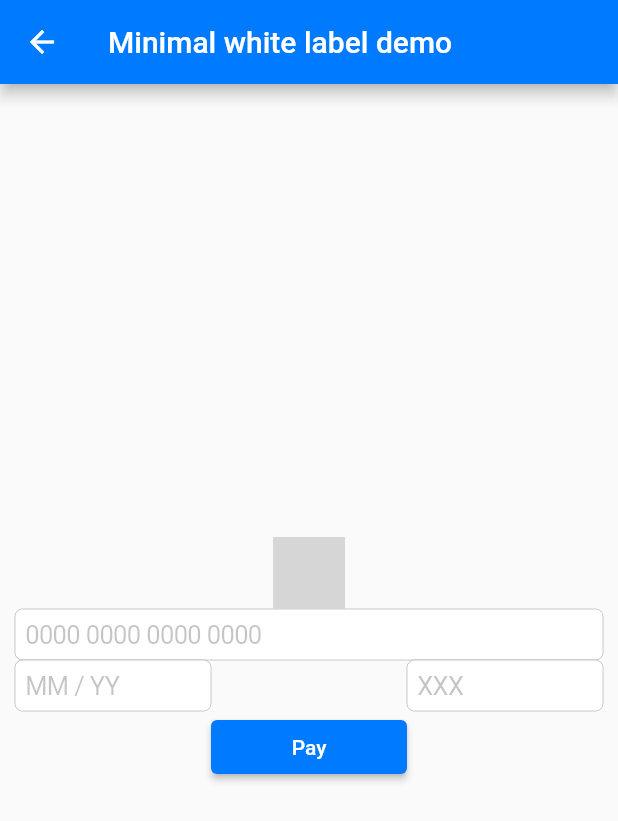
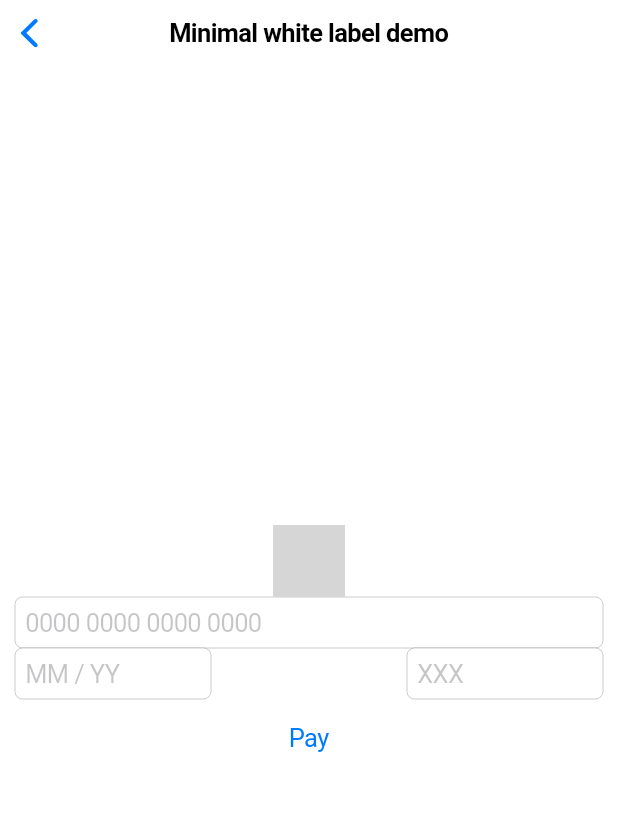
Before and after one commit to paylike/flutter-payment-forms, a Flutter app: the screen it shows after launch, after a tap on "Switch theme", after a tap on "Simple whitelabel example", after a tap on "See example", on a phone screen of 412 x 824 dp. Shown: the top 821 px of the screen. Run offline on Flutter 3.47's test engine with Material 2 defaults, Android fonts, the phone set to English and light mode, and no system bars; drawn by our look-alikes of overlay_support; our stand-ins replace flutter_svg; missing offline and left inert: paylike_dart_request, paylike_flutter_engine, paylike_luhn; grey boxes are pictures that could not be loaded.

Commit message:
feat(theme): now apple pay button follows color coding in both styling platforms

```diff
--- a/example/lib/main.dart
+++ b/example/lib/main.dart
@@ -63,8 +63,8 @@ class _MyAppState extends State<MyApp> {
       }
     });
     var routes = {
-      '/': (context) =>
-          HomeScreen(engine: widget._engine, changeTheme: _changeTheme),
+      '/': (context) => HomeScreen(
+          engine: widget._engine, changeTheme: _changeTheme, style: style),
       '/example/minimal': (context) => MinimalWhitelabelExample(
           engine: widget._engine, currencies: widget._currencies, style: style),
       '/example/complex': (context) => ComplexWhiteLabelExample(
--- a/example/lib/routes/home.dart
+++ b/example/lib/routes/home.dart
@@ -1,4 +1,5 @@
 import 'package:example/tools/availability.dart';
+import 'package:flutter/cupertino.dart';
 import 'package:flutter/material.dart';
 import 'package:paylike_sdk/paylike_sdk.dart';
 
@@ -17,13 +18,13 @@ class HomeItem extends StatelessWidget {
   /// Called when the example button is pressed
   final void Function() onPressed;
 
-  const HomeItem(
-      {Key? key,
+  const HomeItem({
+    Key? key,
     required this.title,
     required this.description,
     required this.platforms,
-      required this.onPressed})
-      : super(key: key);
+    required this.onPressed,
+  }) : super(key: key);
   @override
   Widget build(BuildContext context) {
     return ExpansionTile(title: Text(title), children: [
@@ -45,9 +46,19 @@ class HomeItem extends StatelessWidget {
 
 /// Home screen of the example application
 class HomeScreen extends StatelessWidget {
+  /// Describes the style of the example
+  final PaylikeWidgetStyles style;
+
+  /// Engine for the example
   final PaylikeEngine engine;
+
+  /// Called when theme change is initiated
   final Function() changeTheme;
-  const HomeScreen({Key? key, required this.engine, required this.changeTheme})
+  const HomeScreen(
+      {Key? key,
+      required this.engine,
+      required this.changeTheme,
+      this.style = PaylikeWidgetStyles.material})
       : super(key: key);
 
   Function() _navigateTo(BuildContext context, String path) {
@@ -57,20 +68,29 @@ class HomeScreen extends StatelessWidget {
     };
   }
 
+  /// Renders the theme change button according to style
+  Widget themeChangerButton() {
+    if (style == PaylikeWidgetStyles.material) {
+      return Center(
+          child: ElevatedButton(
+        child: const Text('Switch theme'),
+        onPressed: changeTheme,
+      ));
+    }
+    return Center(
+      child: CupertinoButton(
+          child: const Text('Switch theme'), onPressed: changeTheme),
+    );
+  }
+
   @override
   Widget build(BuildContext context) {
-    return Scaffold(
-        appBar: AppBar(title: const Text('Paylike Payment Forms Demo')),
-        body: SafeArea(
+    var content = SafeArea(
         child: SingleChildScrollView(
             child: Column(
       crossAxisAlignment: CrossAxisAlignment.start,
       children: [
-            Center(
-                child: ElevatedButton(
-              child: const Text('Switch theme'),
-              onPressed: changeTheme,
-            )),
+        themeChangerButton(),
         HomeItem(
           title: 'Simple whitelabel example',
           description:
@@ -83,8 +103,7 @@ class HomeScreen extends StatelessWidget {
         ),
         HomeItem(
           title: 'Error & localisation example',
-              description:
-                  'Examples of different error scenarios and languages',
+          description: 'Examples of different error scenarios and languages',
           platforms: const [
             AvailabilityPlatforms.ios,
             AvailabilityPlatforms.android
@@ -102,6 +121,17 @@ class HomeScreen extends StatelessWidget {
           onPressed: _navigateTo(context, '/example/complex'),
         )
       ],
-        ))));
+    )));
+    if (style == PaylikeWidgetStyles.cupertino) {
+      return CupertinoPageScaffold(
+        child: Scaffold(body: content),
+        navigationBar: const CupertinoNavigationBar(
+            middle: Text('Paylike Payment Forms Demo')),
+      );
+    }
+    return Scaffold(
+      appBar: AppBar(title: const Text('Paylike Payment Forms Demo')),
+      body: content,
+    );
   }
 }
--- a/example/lib/routes/minimal_example.dart
+++ b/example/lib/routes/minimal_example.dart
@@ -1,3 +1,4 @@
+import 'package:flutter/cupertino.dart';
 import 'package:flutter/material.dart';
 import 'package:paylike_sdk/paylike_sdk.dart';
 
@@ -19,9 +20,7 @@ class MinimalWhitelabelExample extends StatelessWidget {
       : super(key: key);
   @override
   Widget build(BuildContext context) {
-    return Scaffold(
-        appBar: AppBar(title: const Text('Minimal white label demo')),
-        body: SafeArea(
+    var content = SafeArea(
         child: Center(
             child: SingleChildScrollView(
                 child: Column(
@@ -37,6 +36,19 @@ class MinimalWhitelabelExample extends StatelessWidget {
             ))
       ],
       mainAxisAlignment: MainAxisAlignment.center,
-        )))));
+    ))));
+
+    if (style == PaylikeWidgetStyles.cupertino) {
+      return CupertinoPageScaffold(
+        child: content,
+        navigationBar: const CupertinoNavigationBar(
+          middle: Text('Minimal white label demo'),
+        ),
+      );
+    }
+    return Scaffold(
+      appBar: AppBar(title: const Text('Minimal white label demo')),
+      body: content,
+    );
   }
 }
--- a/lib/src/complex_whitelabel_widget.dart
+++ b/lib/src/complex_whitelabel_widget.dart
@@ -40,7 +40,7 @@ class _ComplexWhiteLabelWidgetState extends WhiteLabelWidgetState {
             ...inputFields(),
             ..._widget.extensions.where((e) => e.order == 1),
             formError(),
-            ...payButtons(),
+            ...payButtons(context),
             ..._widget.extensions.where((e) => e.order > 1),
           ],
         ));
--- a/lib/src/whitelabel_widget.dart
+++ b/lib/src/whitelabel_widget.dart
@@ -1,5 +1,6 @@
 import 'dart:io';
 
+import 'package:flutter/cupertino.dart';
 import 'package:flutter/foundation.dart';
 import 'package:flutter/material.dart';
 import 'package:paylike_flutter_engine/engine_widget.dart';
@@ -209,14 +210,30 @@ class WhiteLabelWidgetState extends State<WhiteLabelWidget> {
 
   /// Card pay and apple pay button
   @nonVirtual
-  List<Widget> payButtons() {
+  List<Widget> payButtons(BuildContext context) {
+    Widget payButton = ElevatedButton(
+        onPressed: () => executeCardPayment(),
+        child: Text(PaylikeLocalizator.getKey('PAY')));
+
+    var backgroundColor =
+        Theme.of(context).backgroundColor; // this color could be anything
+    var applePayColor = backgroundColor.computeLuminance() > 0.5
+        ? ApplePayButtonStyle.black
+        : ApplePayButtonStyle.white;
+    if (widget.style == PaylikeWidgetStyles.cupertino) {
+      payButton = CupertinoButton(
+          child: Text(PaylikeLocalizator.getKey('PAY')),
+          onPressed: () => executeCardPayment());
+      backgroundColor = CupertinoTheme.of(context)
+          .scaffoldBackgroundColor; // this color could be anything
+      applePayColor = backgroundColor.computeLuminance() > 0.5
+          ? ApplePayButtonStyle.black
+          : ApplePayButtonStyle.white;
+    }
     return [
       Row(children: [
         const Spacer(),
-        Expanded(
-            child: ElevatedButton(
-                onPressed: () => executeCardPayment(),
-                child: Text(PaylikeLocalizator.getKey('PAY')))),
+        Expanded(child: payButton),
         const Spacer(),
       ]),
       Visibility(
@@ -234,7 +251,7 @@ class WhiteLabelWidgetState extends State<WhiteLabelWidget> {
                             const PaymentAmountStringOptions(currency: false)),
                     status: PaymentItemStatus.final_price)
               ],
-              style: ApplePayButtonStyle.black,
+              style: applePayColor,
               type: ApplePayButtonType.buy,
               onPaymentResult: executeApplePayPayment,
               loadingIndicator: const Center(
@@ -255,7 +272,7 @@ class WhiteLabelWidgetState extends State<WhiteLabelWidget> {
             webview(),
             ...inputFields(),
             formError(),
-            ...payButtons(),
+            ...payButtons(context),
           ],
         ));
   }
```
Lines whose indentation alone changed are shown as unchanged.
